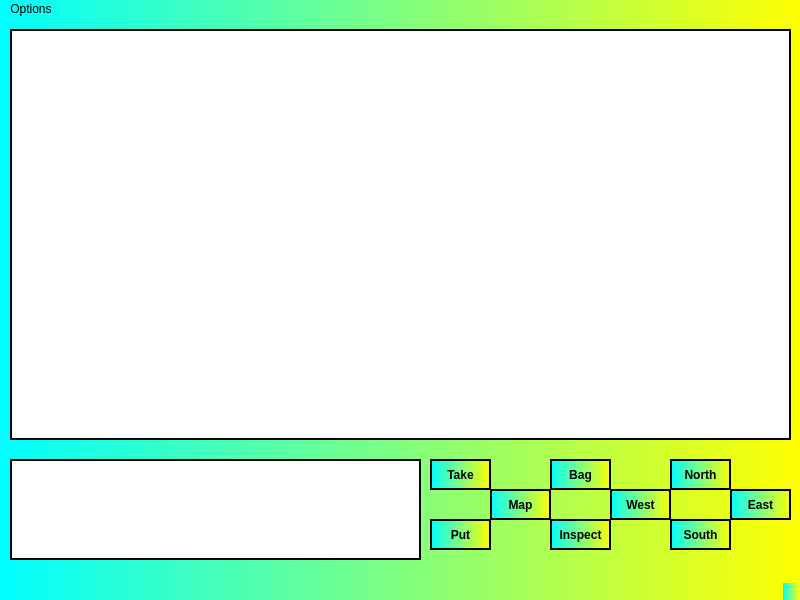
This is LemonadePanda/mainwindow.ui in Wix234/Zork as Qt 5 draws it before an edit. The edited form follows.
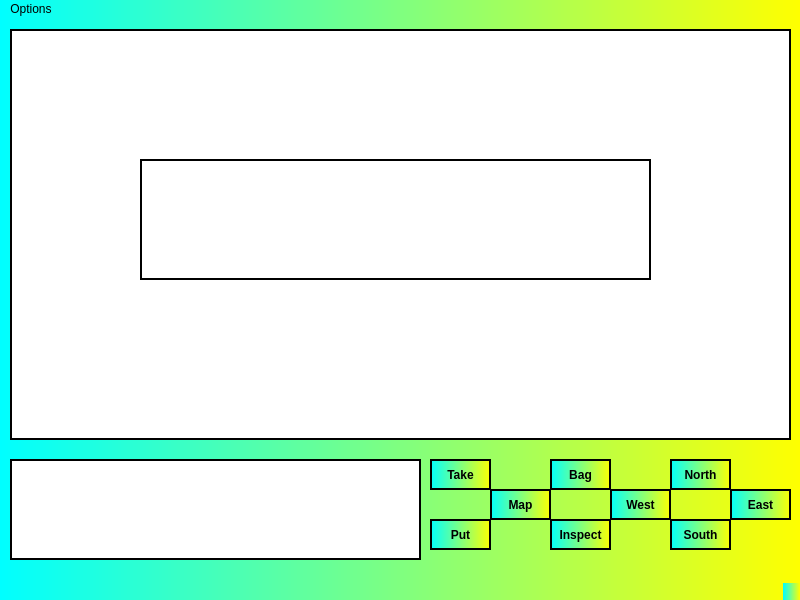
This is the edited form.

What changed in the file:
```diff
--- a/LemonadePanda/mainwindow.ui
+++ b/LemonadePanda/mainwindow.ui
@@ -172,7 +172,7 @@
     </property>
     <property name="font">
      <font>
-      <family>MS Sans Serif</family>
+      <family>Consolas</family>
       <pointsize>22</pointsize>
       <weight>75</weight>
       <italic>true</italic>
@@ -181,6 +181,7 @@
     </property>
     <property name="styleSheet">
      <string notr="true">background-color: rgb(255, 255, 255);
+border:2px solid black;
 </string>
     </property>
     <property name="text">
```
